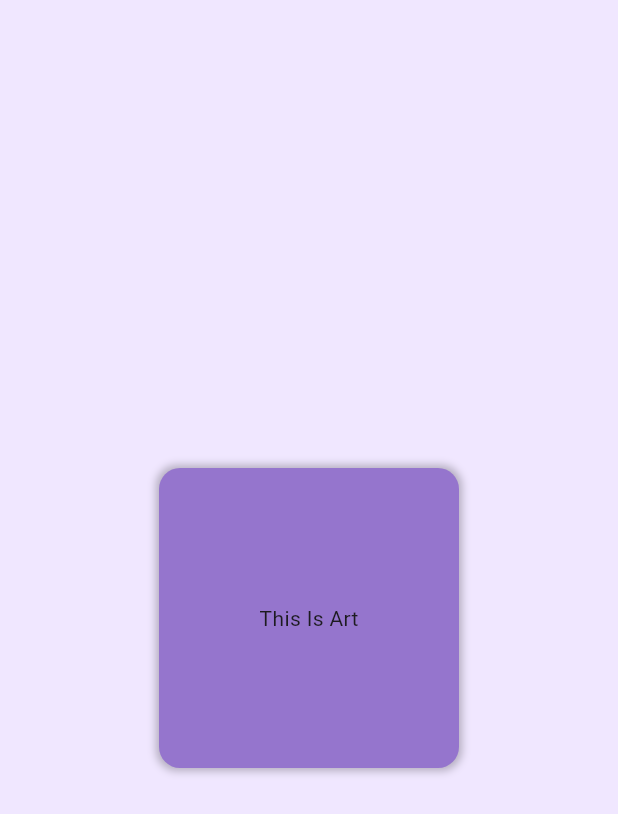
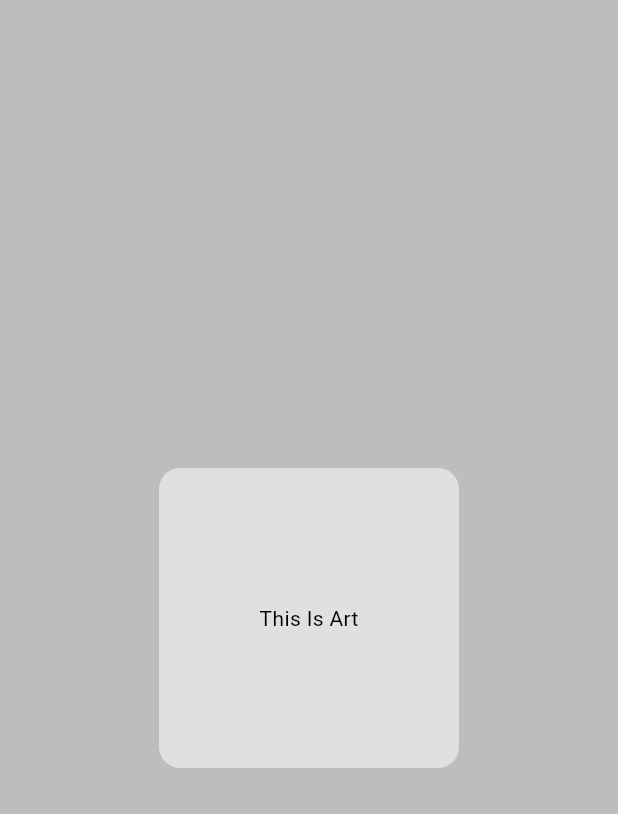
Before and after one commit to nikhiljose1993/test_theme, a Flutter app: the screen it shows after launch, on a phone screen of 412 x 824 dp. Shown: the top 814 px of the screen. Run offline on Flutter 3.47's test engine with Material 3 defaults, Android fonts, the light colour scheme and no system bars.

Commit message:
changing theme based on device in dark or light mode

```diff
--- a/lib/home.dart
+++ b/lib/home.dart
@@ -10,20 +10,13 @@ class HomeScreen extends StatefulWidget {
 class _HomeScreenState extends State<HomeScreen> {
   @override
   Widget build(BuildContext context) {
+    final theme = Theme.of(context);
     return Scaffold(
-      backgroundColor: const Color.fromARGB(255, 240, 231, 255),
+      backgroundColor: theme.colorScheme.background,
       body: Center(
         child: Container(
           decoration: BoxDecoration(
-            color: Colors.deepPurple[300],
-            boxShadow: [
-              BoxShadow(
-                color: Colors.black.withOpacity(0.25),
-                spreadRadius: 2,
-                blurRadius: 4,
-                offset: const Offset(0, 0),
-              ),
-            ],
+            color: theme.colorScheme.primary,
             borderRadius: BorderRadius.circular(14),
           ),
           width: 200,
--- a/lib/main.dart
+++ b/lib/main.dart
@@ -1,5 +1,6 @@
 import 'package:flutter/material.dart';
 import 'package:test_theme/home.dart';
+import 'package:test_theme/theme/theme.dart';
 
 void main() {
   runApp(const MyApp());
@@ -13,7 +14,9 @@ class MyApp extends StatelessWidget {
   Widget build(BuildContext context) {
     return MaterialApp(
       title: 'Flutter Demo',
-      home: HomeScreen(),
+      theme: lightMode,
+      darkTheme: darkMode,
+      home: const HomeScreen(),
     );
   }
 }
--- /dev/null
+++ b/lib/theme/theme.dart
@@ -0,0 +1,19 @@
+import 'package:flutter/material.dart';
+
+ThemeData lightMode = ThemeData(
+  brightness: Brightness.light,
+  colorScheme: ColorScheme.light(
+    background: Colors.grey.shade400,
+    primary: Colors.grey.shade300,
+    secondary: Colors.grey.shade200,
+  ),
+);
+
+ThemeData darkMode = ThemeData(
+  brightness: Brightness.dark,
+  colorScheme: ColorScheme.dark(
+    background: Colors.grey.shade900,
+    primary: Colors.grey.shade800,
+    secondary: Colors.grey.shade700,
+  ),
+);
```
